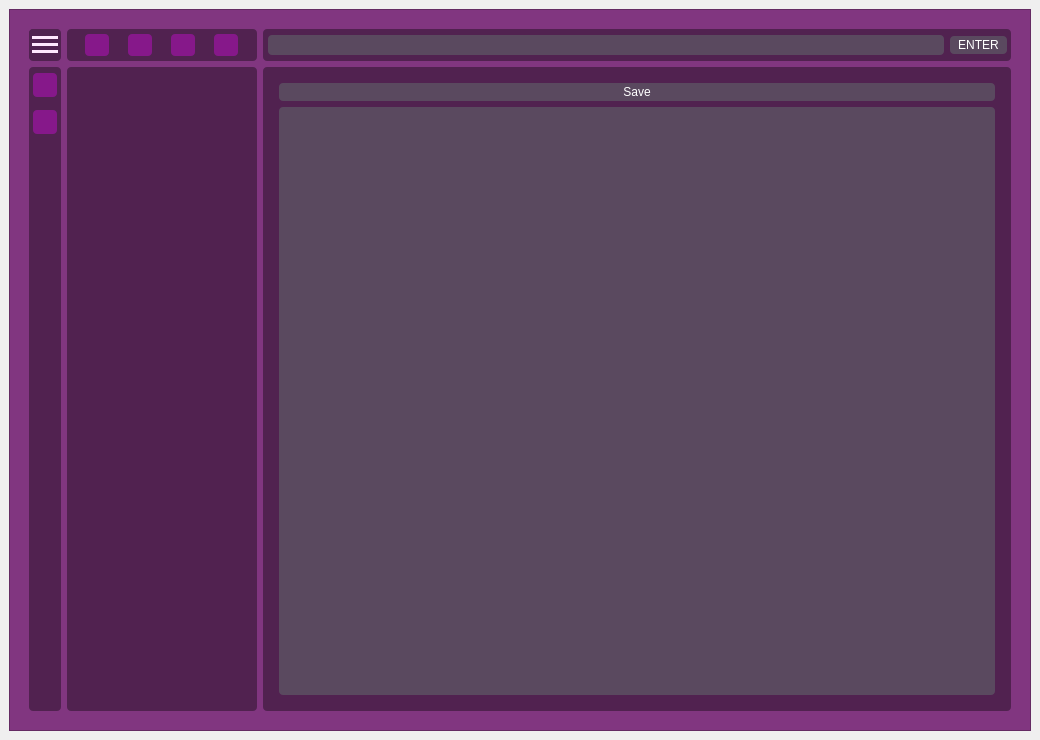
Qt form Code/UIs/Mainapp.ui (BlackFire26299/journalAssignmentIT) before a commit.
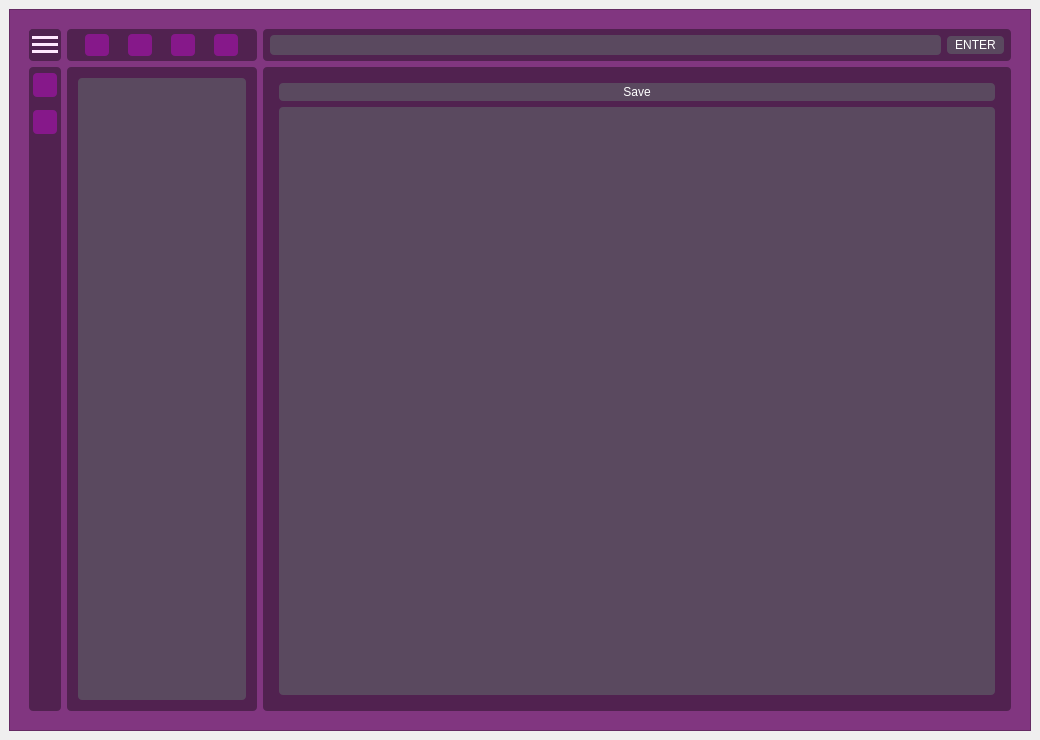
The same form after that commit. Icons and pictures are not drawn.

```diff
--- a/Code/UIs/Mainapp.ui
+++ b/Code/UIs/Mainapp.ui
@@ -221,13 +221,13 @@
            </property>
            <layout class="QGridLayout" name="gridLayout_7">
             <property name="leftMargin">
-             <number>3</number>
+             <number>5</number>
             </property>
             <property name="topMargin">
              <number>3</number>
             </property>
             <property name="rightMargin">
-             <number>2</number>
+             <number>5</number>
             </property>
             <property name="bottomMargin">
              <number>3</number>
@@ -367,7 +367,12 @@
            </property>
            <layout class="QGridLayout" name="gridLayout_9">
             <item row="0" column="0">
-             <widget class="QListWidget" name="listWidget"/>
+             <widget class="QListWidget" name="FileList">
+              <property name="styleSheet">
+               <string notr="true">background-color: rgb(90, 73, 95);
+color: rgb(255, 255, 255);</string>
+              </property>
+             </widget>
             </item>
            </layout>
           </widget>
```
Left out of the diff: 2 changed lines with no effect on the pictures.
